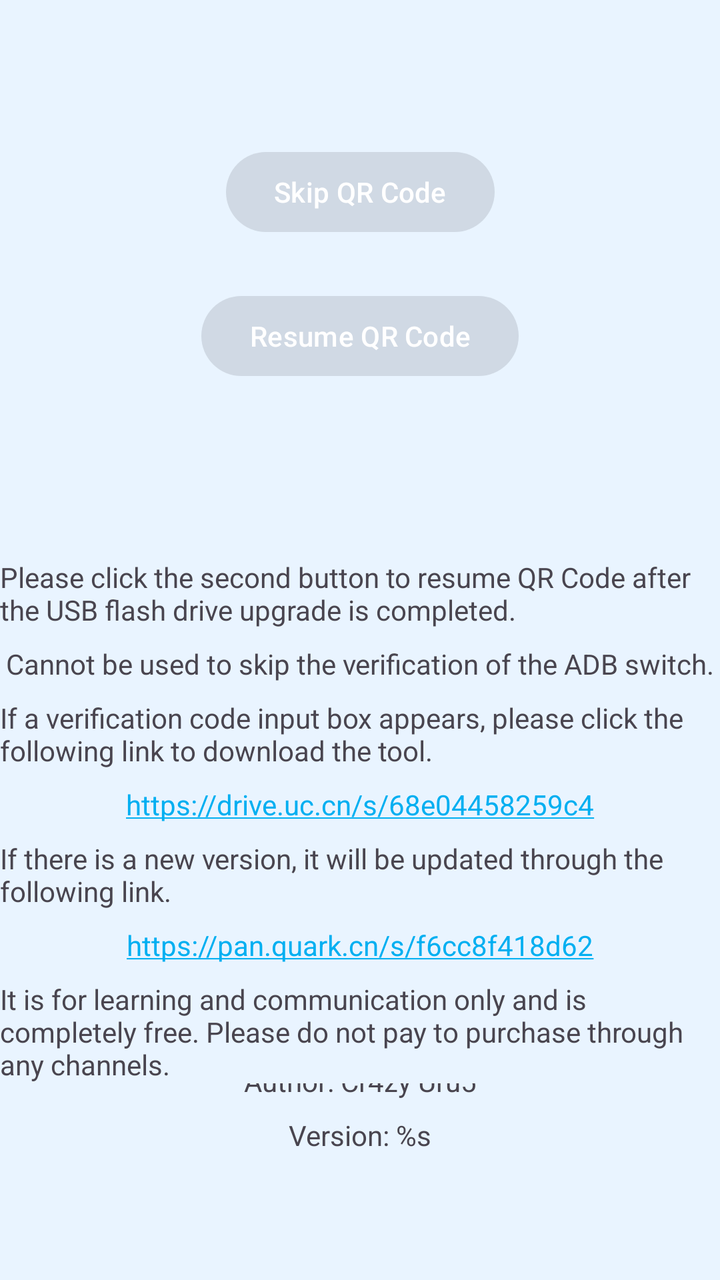
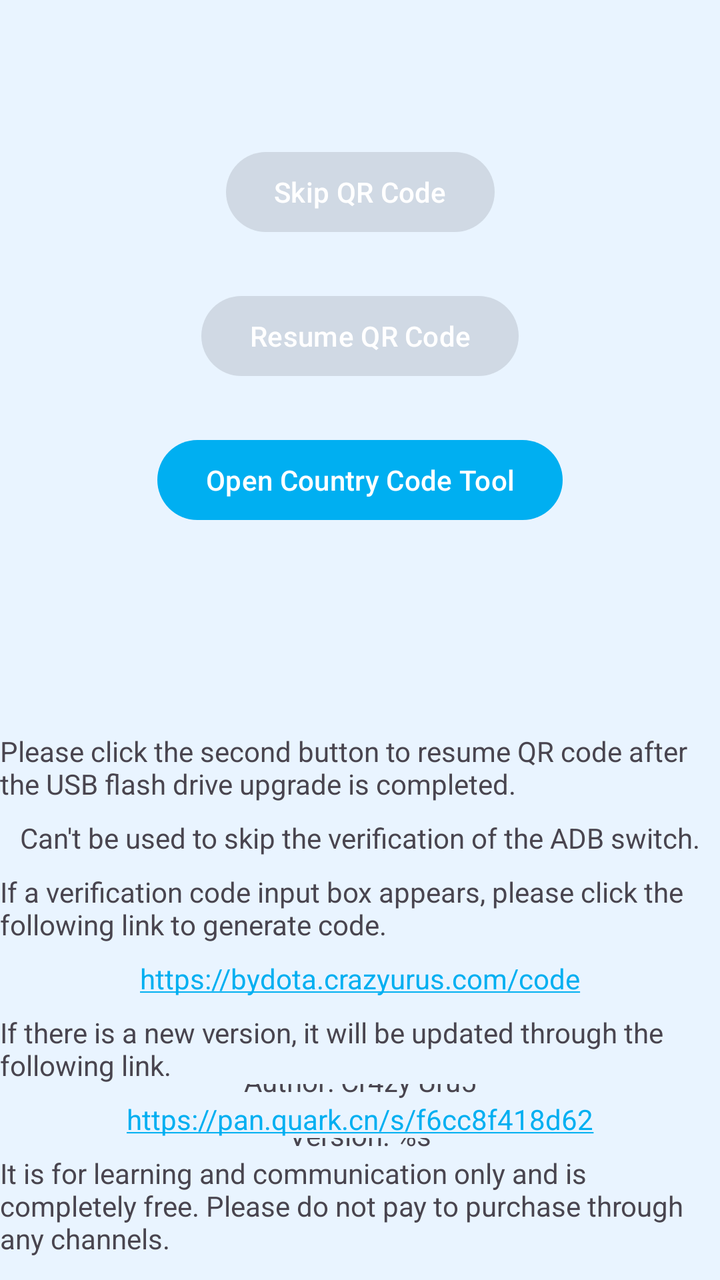

Before-and-after screenshots of an Android layout around one commit, followed by the original layout XML and the change that was made.
<!-- AndroidManifest.xml: activity theme Theme.BYDOTAQRCodeBypass -->
<!-- res/layout/activity_main.xml -->
<?xml version="1.0" encoding="utf-8"?>
<androidx.constraintlayout.widget.ConstraintLayout xmlns:android="http://schemas.android.com/apk/res/android"
    xmlns:app="http://schemas.android.com/apk/res-auto"
    xmlns:tools="http://schemas.android.com/tools"
    android:id="@+id/main"
    android:layout_width="match_parent"
    android:layout_height="match_parent"
    android:theme="@style/Theme.BYDOTAQRCodeBypassMain"
    tools:context="com.crazyurus.bydota.qrcodebypass.MainActivity">

    <Button
        android:id="@+id/button"
        android:layout_width="wrap_content"
        android:layout_height="wrap_content"
        android:layout_marginStart="24dp"
        android:layout_marginTop="72dp"
        android:layout_marginEnd="24dp"
        android:enabled="false"
        android:text="@string/button_skip_qrcode"
        android:textColor="@color/white"
        app:layout_constraintEnd_toEndOf="parent"
        app:layout_constraintStart_toStartOf="parent"
        app:layout_constraintTop_toTopOf="parent" />

    <Button
        android:id="@+id/button2"
        android:layout_width="wrap_content"
        android:layout_height="wrap_content"
        android:layout_marginStart="24dp"
        android:layout_marginTop="24dp"
        android:layout_marginEnd="24dp"
        android:enabled="false"
        android:text="@string/button_resume_qrcode"
        android:textColor="@color/white"
        app:layout_constraintEnd_toEndOf="parent"
        app:layout_constraintStart_toStartOf="parent"
        app:layout_constraintTop_toBottomOf="@+id/button" />

    <TextView
        android:id="@+id/textView"
        android:layout_width="wrap_content"
        android:layout_height="wrap_content"
        android:layout_marginStart="24dp"
        android:layout_marginEnd="24dp"
        android:layout_marginBottom="90dp"
        android:text="@string/bottom_author"
        app:layout_constraintBottom_toBottomOf="parent"
        app:layout_constraintEnd_toEndOf="parent"
        app:layout_constraintStart_toStartOf="parent" />

    <TextView
        android:id="@+id/textVersion"
        android:layout_width="wrap_content"
        android:layout_height="wrap_content"
        android:layout_marginStart="24dp"
        android:layout_marginTop="8dp"
        android:layout_marginEnd="24dp"
        android:text="@string/bottom_version"
        app:layout_constraintEnd_toEndOf="parent"
        app:layout_constraintStart_toStartOf="parent"
        app:layout_constraintTop_toBottomOf="@id/textView" />

    <TextView
        android:id="@+id/textView3"
        android:layout_width="wrap_content"
        android:layout_height="wrap_content"
        android:layout_marginStart="24dp"
        android:layout_marginTop="60dp"
        android:layout_marginEnd="24dp"
        android:text=""
        app:layout_constraintEnd_toEndOf="parent"
        app:layout_constraintStart_toStartOf="parent"
        app:layout_constraintTop_toBottomOf="@+id/button2" />

    <TextView
        android:id="@+id/textView4"
        android:layout_width="wrap_content"
        android:layout_height="wrap_content"
        android:layout_marginStart="24dp"
        android:layout_marginTop="8dp"
        android:layout_marginEnd="24dp"
        android:text="@string/text_4"
        app:layout_constraintEnd_toEndOf="parent"
        app:layout_constraintStart_toStartOf="parent"
        app:layout_constraintTop_toBottomOf="@+id/textView3" />

    <TextView
        android:id="@+id/textView5"
        android:layout_width="wrap_content"
        android:layout_height="wrap_content"
        android:layout_marginStart="24dp"
        android:layout_marginTop="8dp"
        android:layout_marginEnd="24dp"
        android:text="@string/text_5"
        app:layout_constraintEnd_toEndOf="parent"
        app:layout_constraintStart_toStartOf="parent"
        app:layout_constraintTop_toBottomOf="@+id/textView4" />

    <TextView
        android:id="@+id/textView2"
        android:layout_width="wrap_content"
        android:layout_height="wrap_content"
        android:layout_marginStart="24dp"
        android:layout_marginTop="8dp"
        android:layout_marginEnd="24dp"
        android:text="@string/text_2"
        app:layout_constraintEnd_toEndOf="parent"
        app:layout_constraintStart_toStartOf="parent"
        app:layout_constraintTop_toBottomOf="@+id/textView5" />

    <TextView
        android:id="@+id/textLink"
        android:layout_width="wrap_content"
        android:layout_height="wrap_content"
        android:layout_marginStart="24dp"
        android:layout_marginTop="8dp"
        android:layout_marginEnd="24dp"
        android:autoLink="web"
        android:text="https://drive.uc.cn/s/68e04458259c4"
        app:layout_constraintEnd_toEndOf="parent"
        app:layout_constraintStart_toStartOf="parent"
        app:layout_constraintTop_toBottomOf="@+id/textView2" />

    <TextView
        android:id="@+id/textView6"
        android:layout_width="wrap_content"
        android:layout_height="wrap_content"
        android:layout_marginStart="24dp"
        android:layout_marginTop="8dp"
        android:layout_marginEnd="24dp"
        android:text="@string/text_6"
        app:layout_constraintEnd_toEndOf="parent"
        app:layout_constraintStart_toStartOf="parent"
        app:layout_constraintTop_toBottomOf="@+id/textLink" />

    <TextView
        android:id="@+id/textLink2"
        android:layout_width="wrap_content"
        android:layout_height="wrap_content"
        android:layout_marginStart="24dp"
        android:layout_marginTop="8dp"
        android:layout_marginEnd="24dp"
        android:autoLink="web"
        android:text="https://pan.quark.cn/s/f6cc8f418d62"
        app:layout_constraintEnd_toEndOf="parent"
        app:layout_constraintStart_toStartOf="parent"
        app:layout_constraintTop_toBottomOf="@+id/textView6" />

    <TextView
        android:id="@+id/textView7"
        android:layout_width="wrap_content"
        android:layout_height="wrap_content"
        android:layout_marginStart="24dp"
        android:layout_marginTop="8dp"
        android:layout_marginEnd="24dp"
        android:text="@string/text_7"
        app:layout_constraintEnd_toEndOf="parent"
        app:layout_constraintStart_toStartOf="parent"
        app:layout_constraintTop_toBottomOf="@+id/textLink2" />

</androidx.constraintlayout.widget.ConstraintLayout>
<!-- resources referenced by this layout -->
<resources>
  <color name="white">#FFFFFFFF</color>
  <string name="bottom_author">Author: Cr4zy Uru5</string>
  <string name="bottom_version">Version: %s</string>
  <string name="button_resume_qrcode">Resume QR Code</string>
  <string name="button_skip_qrcode">Skip QR Code</string>
  <string name="text_2">If a verification code input box appears, please click the following link to download the tool.</string>
  <string name="text_4">Please click the second button to resume QR Code after the USB flash drive upgrade is completed.</string>
  <string name="text_5">Cannot be used to skip the verification of the ADB switch.</string>
  <string name="text_6">If there is a new version, it will be updated through the following link.</string>
  <string name="text_7">It is for learning and communication only and is completely free. Please do not pay to purchase through any channels.</string>
  <style name="Theme.BYDOTAQRCodeBypassMain" parent="Theme.Material3.DayNight.NoActionBar">
          <item name="colorPrimary">@color/primary</item>
          <item name="android:background">@color/background</item>
          <item name="android:colorForeground">@color/black</item>
      </style>
  <style name="Theme.BYDOTAQRCodeBypass" parent="android:Theme.Material.Light.NoActionBar" />
  <color name="primary">#00AFF1</color>
  <color name="background">#E9F4FF</color>
  <color name="black">#FF000000</color>
</resources>

<!-- the commit's change to res/layout/activity_main.xml (unified diff, before → after) -->
@@ -36,6 +36,19 @@
         app:layout_constraintStart_toStartOf="parent"
         app:layout_constraintTop_toBottomOf="@+id/button" />
 
+    <Button
+        android:id="@+id/button3"
+        android:layout_width="wrap_content"
+        android:layout_height="wrap_content"
+        android:layout_marginStart="24dp"
+        android:layout_marginTop="24dp"
+        android:layout_marginEnd="24dp"
+        android:text="@string/button_country_code"
+        android:textColor="@color/white"
+        app:layout_constraintEnd_toEndOf="parent"
+        app:layout_constraintStart_toStartOf="parent"
+        app:layout_constraintTop_toBottomOf="@+id/button2" />
+
     <TextView
         android:id="@+id/textView"
         android:layout_width="wrap_content"
@@ -61,16 +74,28 @@
         app:layout_constraintTop_toBottomOf="@id/textView" />
 
     <TextView
+        android:id="@+id/textCountryCode"
+        android:layout_width="wrap_content"
+        android:layout_height="wrap_content"
+        android:layout_marginStart="24dp"
+        android:layout_marginTop="8dp"
+        android:layout_marginEnd="24dp"
+        android:text=""
+        app:layout_constraintEnd_toEndOf="parent"
+        app:layout_constraintStart_toStartOf="parent"
+        app:layout_constraintTop_toBottomOf="@+id/textView3" />
+
+    <TextView
         android:id="@+id/textView3"
         android:layout_width="wrap_content"
         android:layout_height="wrap_content"
         android:layout_marginStart="24dp"
-        android:layout_marginTop="60dp"
+        android:layout_marginTop="48dp"
         android:layout_marginEnd="24dp"
         android:text=""
         app:layout_constraintEnd_toEndOf="parent"
         app:layout_constraintStart_toStartOf="parent"
-        app:layout_constraintTop_toBottomOf="@+id/button2" />
+        app:layout_constraintTop_toBottomOf="@+id/button3" />
 
     <TextView
         android:id="@+id/textView4"
@@ -82,7 +107,7 @@
         android:text="@string/text_4"
         app:layout_constraintEnd_toEndOf="parent"
         app:layout_constraintStart_toStartOf="parent"
-        app:layout_constraintTop_toBottomOf="@+id/textView3" />
+        app:layout_constraintTop_toBottomOf="@+id/textCountryCode" />
 
     <TextView
         android:id="@+id/textView5"
@@ -116,7 +141,7 @@
         android:layout_marginTop="8dp"
         android:layout_marginEnd="24dp"
         android:autoLink="web"
-        android:text="https://drive.uc.cn/s/68e04458259c4"
+        android:text="https://bydota.crazyurus.com/code"
         app:layout_constraintEnd_toEndOf="parent"
         app:layout_constraintStart_toStartOf="parent"
         app:layout_constraintTop_toBottomOf="@+id/textView2" />
<!-- resource entries referenced after the edit -->
@@ -3,11 +3,12 @@
   <color name="white">#FFFFFFFF</color>
   <string name="bottom_author">Author: Cr4zy Uru5</string>
   <string name="bottom_version">Version: %s</string>
+  <string name="button_country_code">Open Country Code Tool</string>
   <string name="button_resume_qrcode">Resume QR Code</string>
   <string name="button_skip_qrcode">Skip QR Code</string>
-  <string name="text_2">If a verification code input box appears, please click the following link to download the tool.</string>
-  <string name="text_4">Please click the second button to resume QR Code after the USB flash drive upgrade is completed.</string>
-  <string name="text_5">Cannot be used to skip the verification of the ADB switch.</string>
+  <string name="text_2">If a verification code input box appears, please click the following link to generate code.</string>
+  <string name="text_4">Please click the second button to resume QR code after the USB flash drive upgrade is completed.</string>
+  <string name="text_5">Can\'t be used to skip the verification of the ADB switch.</string>
   <string name="text_6">If there is a new version, it will be updated through the following link.</string>
   <string name="text_7">It is for learning and communication only and is completely free. Please do not pay to purchase through any channels.</string>
   <style name="Theme.BYDOTAQRCodeBypassMain" parent="Theme.Material3.DayNight.NoActionBar">
